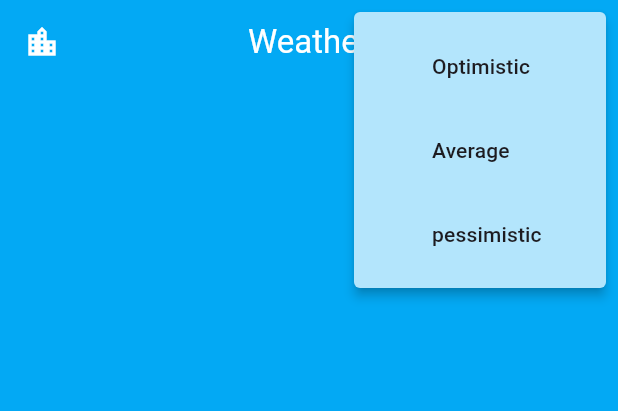
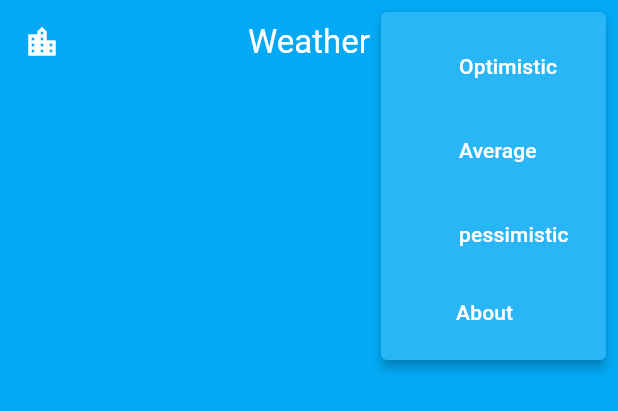
Before and after one commit to BarGhasH17/weather_application, a Flutter app: the MyAppBar widget shown alone on an empty page, opened directly, after a tap on the "more vert" icon, on a phone screen of 412 x 824 dp. Shown: the top 411 px of the screen. Run offline on Flutter 3.47's test engine with Material 3 defaults, Android fonts, the phone set to English and light mode, and no system bars; our stand-ins replace flutter_spinkit, geolocator.

Commit message:
add dark mode

```diff
--- /dev/null
+++ b/lib/Theme/theme.dart
@@ -0,0 +1,21 @@
+import 'package:flutter/material.dart';
+
+ThemeData lightMode = ThemeData(
+  brightness: Brightness.light,
+  colorScheme: ColorScheme.light(
+    background: Colors.lightBlue.shade600,
+    primary: Colors.lightBlue.shade500,
+    secondary: Colors.lightBlue.shade400,
+    secondaryContainer: const Color.fromARGB(255, 51, 185, 247),
+    onSurface: Colors.white,
+  ),
+);
+
+ThemeData darkMode = ThemeData(
+  brightness: Brightness.dark,
+  colorScheme: ColorScheme.dark(
+    background: Colors.grey.shade900,
+    primary: Colors.grey.shade800,
+    secondary: Colors.grey.shade700,
+  ),
+);
--- /dev/null
+++ b/lib/Theme/theme_provider.dart
@@ -0,0 +1,21 @@
+import 'package:flutter/material.dart';
+import 'package:weather_application/Theme/theme.dart';
+
+class ThemeProvider with ChangeNotifier {
+  ThemeData _themeData = lightMode;
+
+  ThemeData get themeData => _themeData;
+
+  set themeData(ThemeData themeData) {
+    _themeData = themeData;
+    notifyListeners();
+  }
+
+  void toggleTheme() {
+    if (_themeData == lightMode) {
+      themeData = darkMode;
+    } else {
+      themeData = lightMode;
+    }
+  }
+}
--- a/lib/screens/app_bar.dart
+++ b/lib/screens/app_bar.dart
@@ -1,9 +1,12 @@
 import 'package:flutter/material.dart';
+import 'package:provider/provider.dart';
+import 'package:weather_application/Theme/theme_provider.dart';
 import 'package:weather_application/screens/info_screen.dart';
 import 'package:weather_application/screens/loading_screen.dart';
 
 class MyAppBar extends StatefulWidget implements PreferredSizeWidget {
-  const MyAppBar({super.key});
+  const MyAppBar({this.modeNumber, super.key});
+  final dynamic modeNumber;
 
   @override
   State<MyAppBar> createState() => MyAppBarState();
@@ -16,7 +19,7 @@
   @override
   Widget build(BuildContext context) {
     return AppBar(
-      backgroundColor: Colors.lightBlue[500],
+      backgroundColor: Theme.of(context).colorScheme.primary,
       leading: Builder(
         builder: (context) => IconButton(
             icon: const Icon(
@@ -36,48 +39,82 @@
         "Weather",
       ),
       actions: [
+        // IconButton(
+        //   onPressed: () {
+        //     Navigator.push(context, MaterialPageRoute(builder: (context) {
+        //       return const InfoScreen();
+        //     }));
+        //   },
+        //   icon: const Icon(
+        //     Icons.info_outlined,
+        //     color: Colors.white,
+        //   ),
+        // ),
         IconButton(
           onPressed: () {
-            Navigator.push(context, MaterialPageRoute(builder: (context) {
-              return const InfoScreen();
-            }));
+            Provider.of<ThemeProvider>(context, listen: false).toggleTheme();
           },
           icon: const Icon(
-            Icons.info_outlined,
+            Icons.dark_mode_outlined,
             color: Colors.white,
           ),
         ),
         PopupMenuButton(
+          constraints: const BoxConstraints.tightFor(width: 150),
           tooltip: 'Change mode',
           iconColor: Colors.white,
-          color: Colors.lightBlue[100],
+          color: Theme.of(context).colorScheme.secondary,
           itemBuilder: (context) => [
             CheckedPopupMenuItem(
+              checked: widget.modeNumber == 1 ? true : false,
               onTap: () {
                 Navigator.pushAndRemoveUntil(context,
                     MaterialPageRoute(builder: (context) {
                   return const LoadingScreen(modeNumber: 1);
                 }), ModalRoute.withName("/loading_screen"));
               },
-              child: const Text('Optimistic'),
+              child: const Text(
+                'Optimistic',
+                style: TextStyle(color: Colors.white),
+              ),
             ),
             CheckedPopupMenuItem(
+              checked: widget.modeNumber == 2 ? true : false,
               onTap: () {
                 Navigator.pushAndRemoveUntil(context,
                     MaterialPageRoute(builder: (context) {
                   return const LoadingScreen(modeNumber: 2);
                 }), ModalRoute.withName("/loading_screen"));
               },
-              child: const Text('Average'),
+              child: const Text(
+                'Average',
+                style: TextStyle(color: Colors.white),
+              ),
             ),
             CheckedPopupMenuItem(
+              checked: widget.modeNumber == 3 ? true : false,
               onTap: () {
                 Navigator.pushAndRemoveUntil(context,
                     MaterialPageRoute(builder: (context) {
                   return const LoadingScreen(modeNumber: 3);
                 }), ModalRoute.withName("/loading_screen"));
               },
-              child: const Text('pessimistic'),
+              child: const Text(
+                'pessimistic',
+                style: TextStyle(color: Colors.white),
+              ),
+            ),
+            PopupMenuItem(
+              padding: const EdgeInsets.only(left: 50),
+              onTap: () {
+                Navigator.push(context, MaterialPageRoute(builder: (context) {
+                  return const InfoScreen();
+                }));
+              },
+              child: const Text(
+                'About  ',
+                style: TextStyle(color: Colors.white),
+              ),
             ),
           ],
         ),
--- a/lib/screens/home_screen.dart
+++ b/lib/screens/home_screen.dart
@@ -49,8 +49,8 @@
     AccIconData accIconData = AccIconData.fromJson(widget.iconData);
     FinalData finalData = FinalData.getFinalData(widget, modeNumber);
     return Scaffold(
-      backgroundColor: Colors.lightBlue[600],
-      appBar: const MyAppBar(),
+      backgroundColor: Theme.of(context).colorScheme.background,
+      appBar: MyAppBar(modeNumber: modeNumber),
       drawer: const MyDrawer(),
       body: Padding(
         padding: const EdgeInsets.symmetric(vertical: 0, horizontal: 20),
@@ -108,7 +108,7 @@
               child: iconCreator.icon(iconNumber, 200),
             ),
             Card(
-              color: const Color.fromARGB(255, 51, 185, 247),
+              color: Theme.of(context).colorScheme.secondary,
               surfaceTintColor: Colors.white,
               shadowColor: Colors.black,
               child: Padding(
--- a/lib/services/location_data_from_accweather.dart
+++ b/lib/services/location_data_from_accweather.dart
@@ -17,7 +17,7 @@
   }
 
   Future getCurrentData(lat, lon) async {
-    String appId = 'jzhD3sZTvQRuFK1RwG6UKdmxjeUBymI1';
+    String appId = 'iCou3NxY8DGu48mH75chndFNGaa22QbT';
     String cityId = await getCityId(lat, lon, appId);
     String url =
         'http://dataservice.accuweather.com/currentconditions/v1/$cityId?apikey=$appId';
@@ -27,7 +27,7 @@
   }
 
   Future get3DaysData(lat, lon) async {
-    String appId = 'jzhD3sZTvQRuFK1RwG6UKdmxjeUBymI1';
+    String appId = 'iCou3NxY8DGu48mH75chndFNGaa22QbT';
     String cityId = await getCityId(lat, lon, appId);
     String url =
         'http://dataservice.accuweather.com/forecasts/v1/daily/5day/$cityId?apikey=$appId&metric=true';
--- a/pubspec.yaml
+++ b/pubspec.yaml
@@ -39,6 +39,7 @@
   geolocator: ^11.0.0
   flutter_spinkit: ^5.2.1
   intl: ^0.19.0
+  provider:
 
 dev_dependencies:
   flutter_test:
```
Also changed, not shown: lib/main.dart (+15 -5 lines), pubspec.lock.
